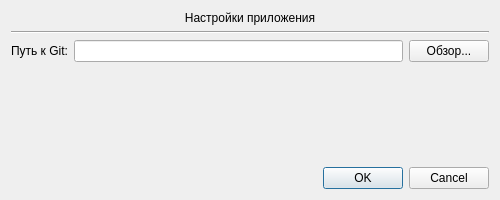
Old version of the form commit_craft_app/settingsdialog.ui in the repository CJayM/CommitCraft.
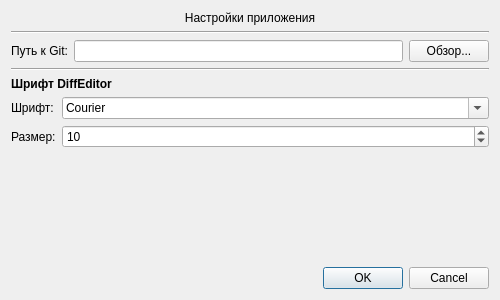
New version of the form.

Commit message: Окно настроек содержит секцию для шрифта DiffEditor

Diff of the .ui file:
```diff
--- a/commit_craft_app/settingsdialog.ui
+++ b/commit_craft_app/settingsdialog.ui
@@ -7,7 +7,7 @@
     <x>0</x>
     <y>0</y>
     <width>500</width>
-    <height>200</height>
+    <height>300</height>
    </rect>
   </property>
   <property name="windowTitle">
@@ -52,6 +52,66 @@
      </item>
     </layout>
    </item>
+   <item>
+    <widget class="Line" name="line_2">
+     <property name="orientation">
+      <enum>Qt::Horizontal</enum>
+     </property>
+    </widget>
+   </item>
+   <item>
+    <widget class="QLabel" name="fontSectionLabel">
+     <property name="text">
+      <string>Шрифт DiffEditor</string>
+     </property>
+     <property name="font">
+      <font>
+       <bold>true</bold>
+      </font>
+     </property>
+    </widget>
+   </item>
+   <item>
+    <layout class="QFormLayout" name="fontFormLayout">
+     <property name="fieldGrowthPolicy">
+      <enum>QFormLayout::AllNonFixedFieldsGrow</enum>
+     </property>
+     <item row="0" column="0">
+      <widget class="QLabel" name="fontFamilyLabel">
+       <property name="text">
+        <string>Шрифт:</string>
+       </property>
+      </widget>
+     </item>
+     <item row="0" column="1">
+      <widget class="QFontComboBox" name="fontComboBox">
+       <property name="fontFilters">
+        <set>QFontComboBox::MonospacedFonts</set>
+       </property>
+      </widget>
+     </item>
+     <item row="1" column="0">
+      <widget class="QLabel" name="fontSizeLabel">
+       <property name="text">
+        <string>Размер:</string>
+       </property>
+      </widget>
+     </item>
+     <item row="1" column="1">
+      <widget class="QSpinBox" name="fontSizeSpinBox">
+       <property name="minimum">
+        <number>8</number>
+       </property>
+       <property name="maximum">
+        <number>24</number>
+       </property>
+       <property name="value">
+        <number>10</number>
+       </property>
+      </widget>
+     </item>
+    </layout>
+   </item>
    <item>
     <spacer name="verticalSpacer">
      <property name="orientation">
```
The commit also changes 6 other files.
